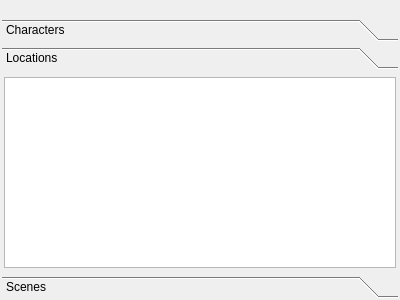
This is ui/imported_novel_overview.ui in zkovari/plotlyst as Qt 5 draws it before an edit. The edited form follows.
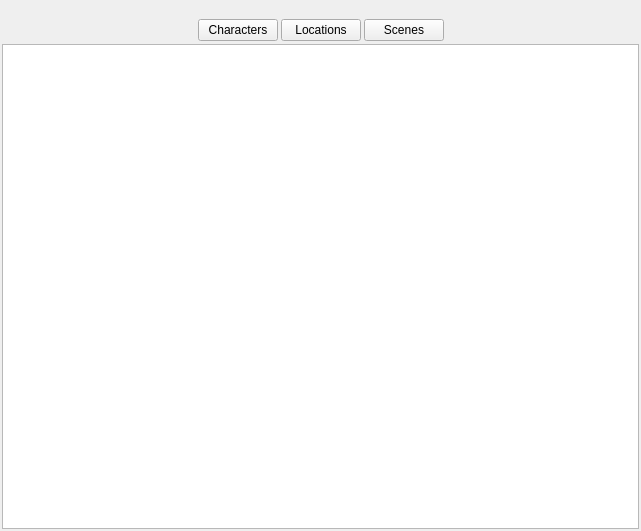
This is the edited form. The open tabs and pages were chosen to show the change.

Commit message: Import character and location names

What changed in the file:
```diff
--- a/ui/imported_novel_overview.ui
+++ b/ui/imported_novel_overview.ui
@@ -6,14 +6,20 @@
    <rect>
     <x>0</x>
     <y>0</y>
-    <width>400</width>
-    <height>300</height>
+    <width>641</width>
+    <height>531</height>
    </rect>
   </property>
+  <property name="sizePolicy">
+   <sizepolicy hsizetype="Preferred" vsizetype="Expanding">
+    <horstretch>0</horstretch>
+    <verstretch>0</verstretch>
+   </sizepolicy>
+  </property>
   <property name="windowTitle">
    <string>Form</string>
   </property>
-  <layout class="QVBoxLayout" name="verticalLayout">
+  <layout class="QVBoxLayout" name="verticalLayout_4">
    <property name="spacing">
     <number>3</number>
    </property>
@@ -43,37 +49,104 @@
     </widget>
    </item>
    <item>
-    <widget class="QToolBox" name="toolBox">
+    <layout class="QHBoxLayout" name="horizontalLayout">
+     <item>
+      <spacer name="horizontalSpacer">
+       <property name="orientation">
+        <enum>Qt::Horizontal</enum>
+       </property>
+       <property name="sizeHint" stdset="0">
+        <size>
+         <width>40</width>
+         <height>20</height>
+        </size>
+       </property>
+      </spacer>
+     </item>
+     <item>
+      <widget class="QPushButton" name="btnCharacters">
+       <property name="text">
+        <string>Characters</string>
+       </property>
+       <property name="checkable">
+        <bool>true</bool>
+       </property>
+       <property name="base" stdset="0">
+        <bool>true</bool>
+       </property>
+       <attribute name="buttonGroup">
+        <string notr="true">buttonGroup</string>
+       </attribute>
+      </widget>
+     </item>
+     <item>
+      <widget class="QPushButton" name="btnLocations">
+       <property name="text">
+        <string>Locations</string>
+       </property>
+       <property name="checkable">
+        <bool>true</bool>
+       </property>
+       <property name="base" stdset="0">
+        <bool>true</bool>
+       </property>
+       <attribute name="buttonGroup">
+        <string notr="true">buttonGroup</string>
+       </attribute>
+      </widget>
+     </item>
+     <item>
+      <widget class="QPushButton" name="btnScenes">
+       <property name="text">
+        <string>Scenes</string>
+       </property>
+       <property name="checkable">
+        <bool>true</bool>
+       </property>
+       <property name="base" stdset="0">
+        <bool>true</bool>
+       </property>
+       <attribute name="buttonGroup">
+        <string notr="true">buttonGroup</string>
+       </attribute>
+      </widget>
+     </item>
+     <item>
+      <spacer name="horizontalSpacer_2">
+       <property name="orientation">
+        <enum>Qt::Horizontal</enum>
+       </property>
+       <property name="sizeHint" stdset="0">
+        <size>
+         <width>40</width>
+         <height>20</height>
+        </size>
+       </property>
+      </spacer>
+     </item>
+    </layout>
+   </item>
+   <item>
+    <widget class="QStackedWidget" name="stackedWidget">
      <property name="currentIndex">
       <number>0</number>
      </property>
      <widget class="QWidget" name="pageCharacters">
-      <property name="geometry">
-       <rect>
-        <x>0</x>
-        <y>0</y>
-        <width>396</width>
-        <height>191</height>
-       </rect>
-      </property>
-      <attribute name="label">
-       <string>Characters</string>
-      </attribute>
-      <layout class="QVBoxLayout" name="verticalLayout_2">
+      <layout class="QVBoxLayout" name="verticalLayout">
        <property name="spacing">
-        <number>3</number>
+        <number>0</number>
        </property>
        <property name="leftMargin">
-        <number>2</number>
+        <number>0</number>
        </property>
        <property name="topMargin">
-        <number>2</number>
+        <number>0</number>
        </property>
        <property name="rightMargin">
-        <number>2</number>
+        <number>0</number>
        </property>
        <property name="bottomMargin">
-        <number>2</number>
+        <number>0</number>
        </property>
        <item>
         <widget class="QListView" name="lstCharacters"/>
@@ -81,60 +154,63 @@
       </layout>
      </widget>
      <widget class="QWidget" name="pageLocations">
-      <property name="geometry">
-       <rect>
-        <x>0</x>
-        <y>0</y>
-        <width>396</width>
-        <height>191</height>
-       </rect>
-      </property>
-      <attribute name="label">
-       <string>Locations</string>
-      </attribute>
-      <layout class="QVBoxLayout" name="verticalLayout_3">
+      <layout class="QVBoxLayout" name="verticalLayout_2">
        <property name="spacing">
-        <number>3</number>
+        <number>0</number>
        </property>
        <property name="leftMargin">
-        <number>2</number>
+        <number>0</number>
        </property>
        <property name="topMargin">
-        <number>2</number>
+        <number>0</number>
        </property>
        <property name="rightMargin">
-        <number>2</number>
+        <number>0</number>
        </property>
        <property name="bottomMargin">
-        <number>2</number>
+        <number>0</number>
        </property>
        <item>
-        <widget class="QTreeView" name="treeLocations"/>
+        <widget class="QTreeView" name="treeLocations">
+         <attribute name="headerVisible">
+          <bool>false</bool>
+         </attribute>
+        </widget>
        </item>
       </layout>
      </widget>
      <widget class="QWidget" name="pageScenes">
-      <attribute name="label">
-       <string>Scenes</string>
-      </attribute>
-      <layout class="QVBoxLayout" name="verticalLayout_4">
+      <layout class="QVBoxLayout" name="verticalLayout_3">
        <property name="spacing">
-        <number>3</number>
+        <number>0</number>
        </property>
        <property name="leftMargin">
-        <number>2</number>
+        <number>0</number>
        </property>
        <property name="topMargin">
-        <number>2</number>
+        <number>0</number>
        </property>
        <property name="rightMargin">
-        <number>2</number>
+        <number>0</number>
        </property>
        <property name="bottomMargin">
-        <number>2</number>
+        <number>0</number>
        </property>
        <item>
-        <widget class="QTreeView" name="treeChapters"/>
+        <widget class="QTreeView" name="treeChapters">
+         <property name="sizePolicy">
+          <sizepolicy hsizetype="Expanding" vsizetype="Expanding">
+           <horstretch>0</horstretch>
+           <verstretch>0</verstretch>
+          </sizepolicy>
+         </property>
+         <property name="horizontalScrollBarPolicy">
+          <enum>Qt::ScrollBarAlwaysOff</enum>
+         </property>
+         <attribute name="headerVisible">
+          <bool>false</bool>
+         </attribute>
+        </widget>
        </item>
       </layout>
      </widget>
```
Left out of the diff: 3 changed lines with no effect on the pictures. The commit also changes 5 other files.
